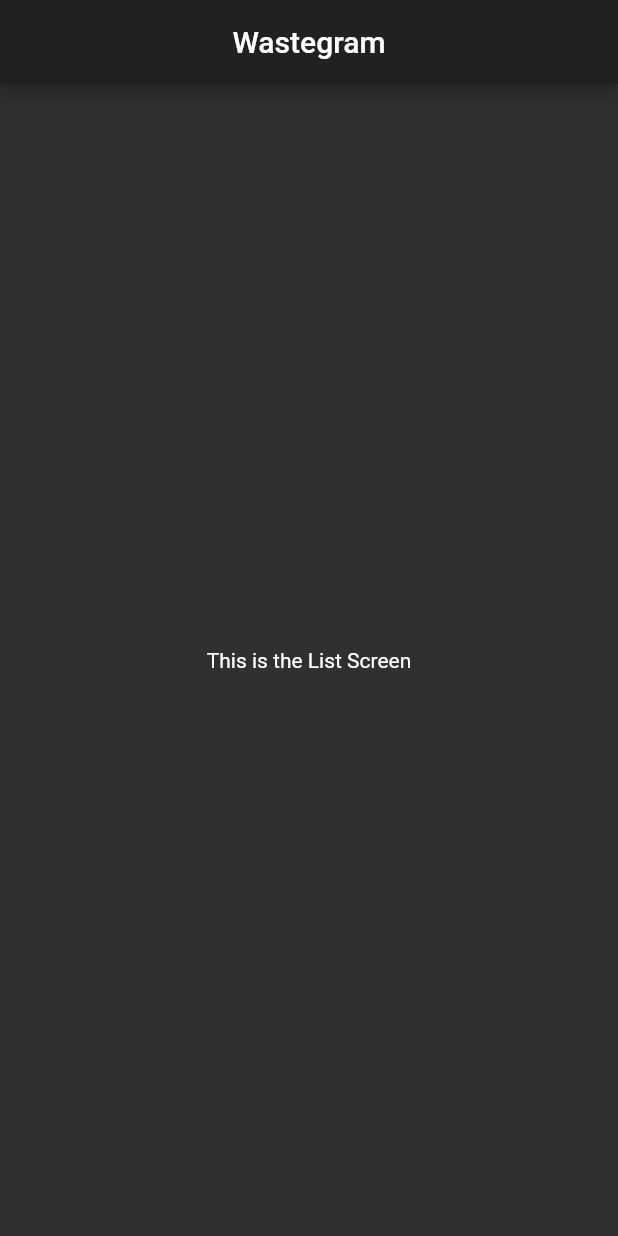
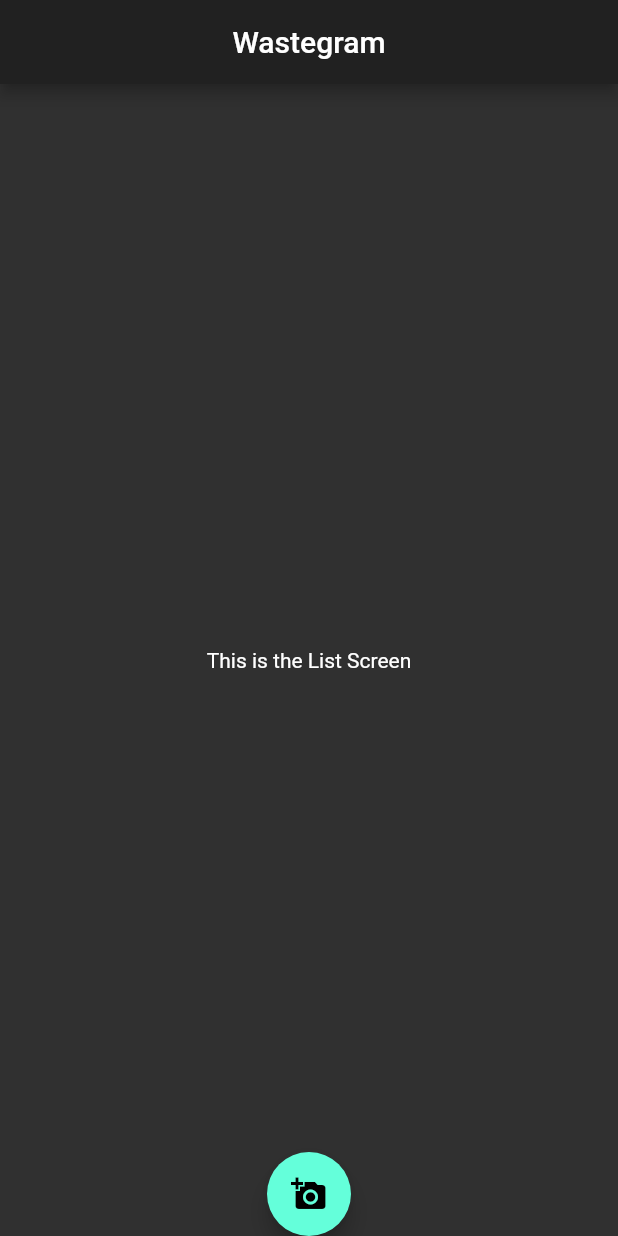
Before and after one commit to samadurm/Wasteagram, a Flutter app: the screen it shows after launch, on a phone screen of 412 x 824 dp. Run offline on Flutter 3.47's test engine with Material 2 defaults, Android fonts, the phone set to English and light mode, and no system bars.

Commit message:
added routes to app.dart and navigation button now goes to New Post screen

```diff
--- a/lib/app.dart
+++ b/lib/app.dart
@@ -1,5 +1,7 @@
 import 'package:flutter/material.dart';
+import 'package:wasteagram/screens/detail_screen.dart';
 import 'package:wasteagram/screens/list_screen.dart';
+import 'package:wasteagram/screens/new_post_screen.dart';
 
 class App extends StatelessWidget {
 
@@ -7,6 +9,8 @@ class App extends StatelessWidget {
 
   static final routes = {
     ListScreen.routeName : (context) => ListScreen(),
+    DetailScreen.routeName : (context) => DetailScreen(),
+    NewPostScreen.routeName : (context) => NewPostScreen()
   };
 
   @override
--- a/lib/screens/list_screen.dart
+++ b/lib/screens/list_screen.dart
@@ -16,6 +16,7 @@ class _ListScreenState extends State<ListScreen> {
     return MainScaffold(
         title: Text('Wastegram'),
         body: Center(child: Text('This is the List Screen')),
+        usingButton: true,
     );
   }
 }
--- a/lib/widgets/main_scaffold.dart
+++ b/lib/widgets/main_scaffold.dart
@@ -1,11 +1,13 @@
 import 'package:flutter/material.dart';
+import 'package:wasteagram/screens/new_post_screen.dart';
 
 class MainScaffold extends StatelessWidget {
 
   final Text title;
   final Widget body;
+  final bool usingButton;
 
-  MainScaffold({this.title, this.body});
+  MainScaffold({this.title, this.body, this.usingButton=false});
 
   @override
   Widget build(BuildContext context) {
@@ -13,7 +15,18 @@ class MainScaffold extends StatelessWidget {
         appBar: AppBar(
           title: Center(child: title),
         ),
-        body: body
+        body: body,
+        floatingActionButtonLocation: FloatingActionButtonLocation.centerDocked,
+        floatingActionButton: usingButton ? button(context) : null,
     );
   }
 }
+
+FloatingActionButton button(BuildContext context){
+  return FloatingActionButton(
+    child: Icon(Icons.add_a_photo),
+    onPressed: () {
+      Navigator.pushNamed(context, NewPostScreen.routeName);
+    }
+  );
+}
```
